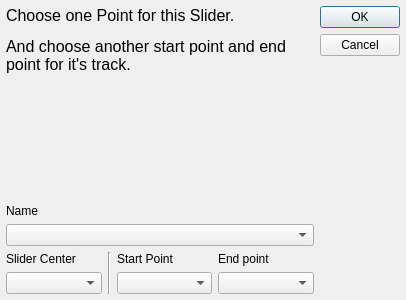
KmolYuan/Pyslvs-UI, file core/simulate/edit_slider.ui: the form before one commit.
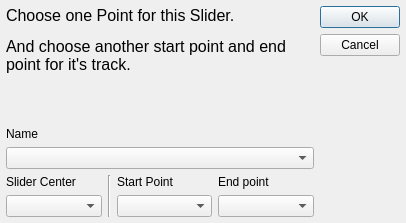
The form after the commit. Icons and pictures are not drawn.

```diff
--- a/core/simulate/edit_slider.ui
+++ b/core/simulate/edit_slider.ui
@@ -7,7 +7,7 @@
     <x>0</x>
     <y>0</y>
     <width>406</width>
-    <height>300</height>
+    <height>223</height>
    </rect>
   </property>
   <property name="sizePolicy">
@@ -19,13 +19,13 @@
   <property name="minimumSize">
    <size>
     <width>406</width>
-    <height>300</height>
+    <height>223</height>
    </size>
   </property>
   <property name="maximumSize">
    <size>
     <width>406</width>
-    <height>300</height>
+    <height>223</height>
    </size>
   </property>
   <property name="windowTitle">
@@ -61,6 +61,12 @@
     <layout class="QVBoxLayout" name="verticalLayout">
      <item>
       <widget class="QLabel" name="label_3">
+       <property name="sizePolicy">
+        <sizepolicy hsizetype="Preferred" vsizetype="Expanding">
+         <horstretch>0</horstretch>
+         <verstretch>0</verstretch>
+        </sizepolicy>
+       </property>
        <property name="text">
         <string>&lt;html&gt;&lt;head/&gt;&lt;body&gt;&lt;p&gt;&lt;span style=&quot; font-size:12pt;&quot;&gt;Choose one Point for this Slider.&lt;/span&gt;&lt;/p&gt;&lt;p&gt;&lt;span style=&quot; font-size:12pt;&quot;&gt;And choose another start point and end point for it's track.&lt;/span&gt;&lt;/p&gt;&lt;/body&gt;&lt;/html&gt;</string>
        </property>
@@ -75,19 +81,6 @@
        </property>
       </widget>
      </item>
-     <item>
-      <spacer name="verticalSpacer">
-       <property name="orientation">
-        <enum>Qt::Vertical</enum>
-       </property>
-       <property name="sizeHint" stdset="0">
-        <size>
-         <width>20</width>
-         <height>40</height>
-        </size>
-       </property>
-      </spacer>
-     </item>
      <item>
       <widget class="QLabel" name="label_5">
        <property name="sizePolicy">
```
